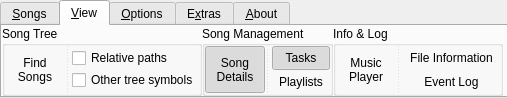
Qt form uman/src/ribbon/QURibbonBar.ui (UltraStar-Deluxe/UltraStar-Manager) before a commit; both pictures show x 0 to 507 and y 0 to 98 of the 1038 by 98 pixel window.
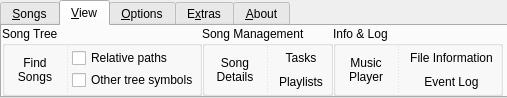
The same form after that commit. The open tabs and pages were chosen to show the change. Icons and pictures are not drawn.

Commit message: - fixed the startup bug with the toolbuttons in the ribbon bar for the dock widgets

The edit to the form file:
```diff
--- a/uman/src/ribbon/QURibbonBar.ui
+++ b/uman/src/ribbon/QURibbonBar.ui
@@ -618,7 +618,7 @@
           <bool>true</bool>
          </property>
          <property name="checked">
-          <bool>true</bool>
+          <bool>false</bool>
          </property>
          <property name="toolButtonStyle">
           <enum>Qt::ToolButtonTextUnderIcon</enum>
@@ -668,7 +668,7 @@
             <bool>true</bool>
            </property>
            <property name="checked">
-            <bool>true</bool>
+            <bool>false</bool>
            </property>
            <property name="toolButtonStyle">
             <enum>Qt::ToolButtonTextBesideIcon</enum>
```
Left out of the diff: 2 changed lines with no effect on the pictures. The commit also changes 1 other file.
